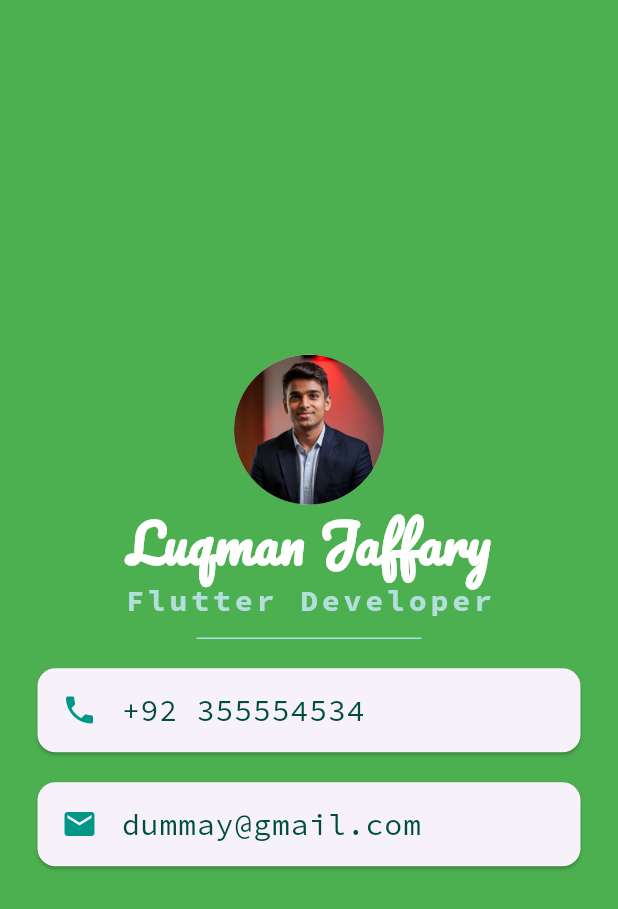
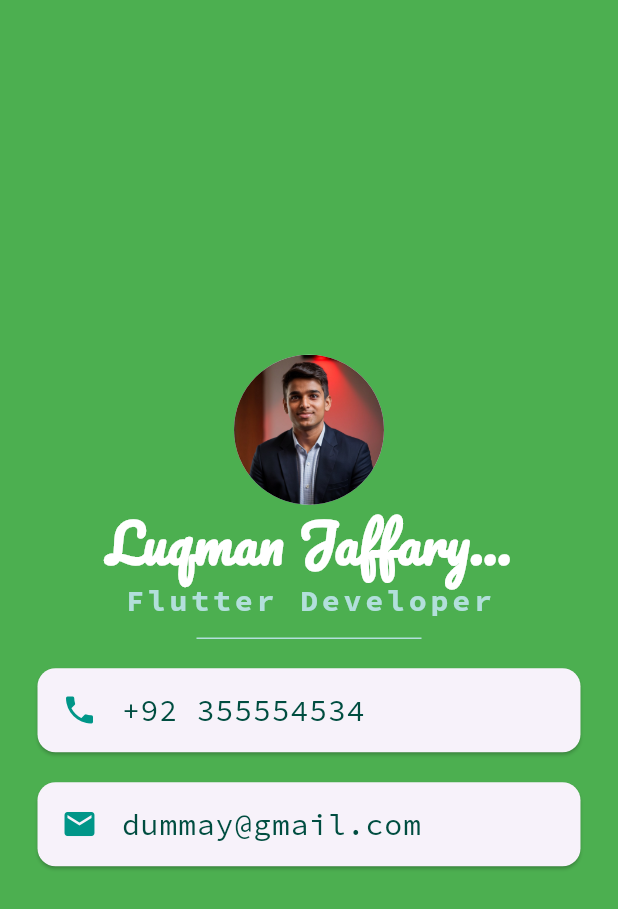
Before and after one commit to LuqmanJaffary/flutter-course, a Flutter app: the screen it shows after launch, on a phone screen of 412 x 824 dp. Shown: the top 909 px of the screen. Run offline on Flutter 3.47's test engine with Material 3 defaults, Android fonts, the phone set to English and light mode, and no system bars.

```diff
--- a/lib/mi_card.dart
+++ b/lib/mi_card.dart
@@ -17,7 +17,7 @@ class MiCard extends StatelessWidget {
             ),
 
             Text(
-              'Luqman Jaffary',
+              'Luqman Jaffary...',
               style: TextStyle(
                 fontFamily: 'Pacifico',
                 fontSize: 35.0,
```
